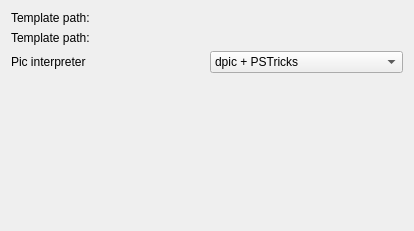
KDE/cirkuit, file src/backends/circuitmacros/settings.ui: the form before one commit.
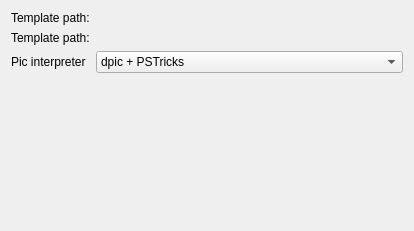
The form after the commit. Custom widgets are drawn as their Qt base class.

Commit message:
Improved configuration dialogs
Switched to QFormLayout to improve the appearance of the configuration
dialogs

Patch:
```diff
--- a/src/backends/circuitmacros/settings.ui
+++ b/src/backends/circuitmacros/settings.ui
@@ -10,45 +10,35 @@
     <height>231</height>
    </rect>
   </property>
-  <layout class="QVBoxLayout" name="verticalLayout">
-   <item>
-    <layout class="QHBoxLayout" name="horizontalLayout">
-     <item>
+  <layout class="QFormLayout" name="formLayout">
+   <item row="0" column="0">
       <widget class="QLabel" name="lbl_cmtemplate">
        <property name="text">
         <string>Template path:</string>
        </property>
       </widget>
      </item>
-     <item>
+   <item row="0" column="1">
       <widget class="KUrlRequester" name="kcfg_cmtemplateurl"/>
      </item>
-    </layout>
-   </item>
-   <item>
-    <layout class="QHBoxLayout" name="horizontalLayout_2">
-     <item>
+   <item row="1" column="0">
       <widget class="QLabel" name="lbl_cmtikztemplate">
        <property name="text">
         <string>Template path:</string>
        </property>
       </widget>
      </item>
-     <item>
+   <item row="1" column="1">
       <widget class="KUrlRequester" name="kcfg_cmtikztemplateurl"/>
      </item>
-    </layout>
-   </item>
-   <item>
-    <layout class="QHBoxLayout" name="horizontalLayout_3">
-     <item>
+   <item row="2" column="0">
       <widget class="QLabel" name="label_4">
        <property name="text">
         <string>Pic interpreter</string>
        </property>
       </widget>
      </item>
-     <item>
+   <item row="2" column="1">
       <widget class="KComboBox" name="kcfg_PicInterpreter">
        <item>
         <property name="text">
@@ -66,21 +56,6 @@
         </property>
        </item>
       </widget>
-     </item>
-    </layout>
-   </item>
-   <item>
-    <spacer name="verticalSpacer">
-     <property name="orientation">
-      <enum>Qt::Vertical</enum>
-     </property>
-     <property name="sizeHint" stdset="0">
-      <size>
-       <width>20</width>
-       <height>40</height>
-      </size>
-     </property>
-    </spacer>
    </item>
   </layout>
  </widget>
```
Lines whose indentation alone changed are shown as unchanged. The commit also changes 3 other files.
